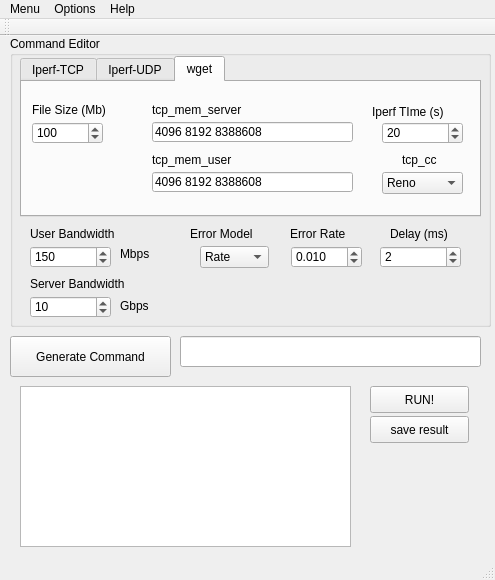
Before: the Qt Designer form kupa-gui-2/kupagui.ui in anetaaneta/kupakupa, drawn with Qt 5.
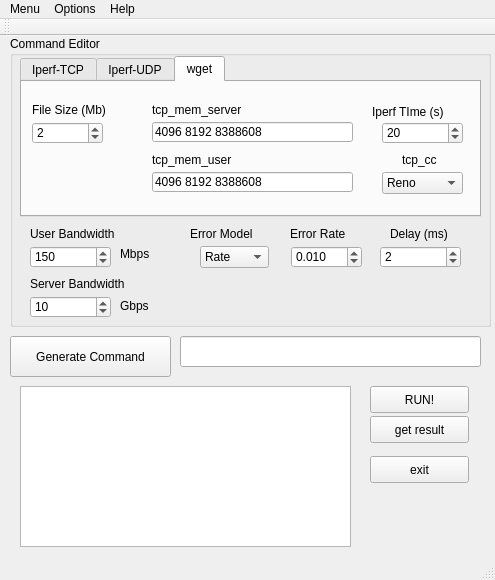
After: the same form once the commit is applied. The open tabs and pages were chosen to show the change.

Commit message: add generating output result and save the text in output box

```diff
--- a/kupa-gui-2/kupagui.ui
+++ b/kupa-gui-2/kupagui.ui
@@ -511,10 +511,10 @@
         </rect>
        </property>
        <property name="maximum">
-        <number>999999999</number>
+        <number>9999</number>
        </property>
        <property name="value">
-        <number>100</number>
+        <number>2</number>
        </property>
       </widget>
       <widget class="QLabel" name="label_17">
@@ -767,7 +767,20 @@
      </rect>
     </property>
     <property name="text">
-     <string>save result</string>
+     <string>get result</string>
+    </property>
+   </widget>
+   <widget class="QPushButton" name="button_exit">
+    <property name="geometry">
+     <rect>
+      <x>370</x>
+      <y>420</y>
+      <width>99</width>
+      <height>27</height>
+     </rect>
+    </property>
+    <property name="text">
+     <string>exit</string>
     </property>
    </widget>
   </widget>
```
Left out of the diff: 53 changed lines with no effect on the pictures. The commit also changes 10 other files.
